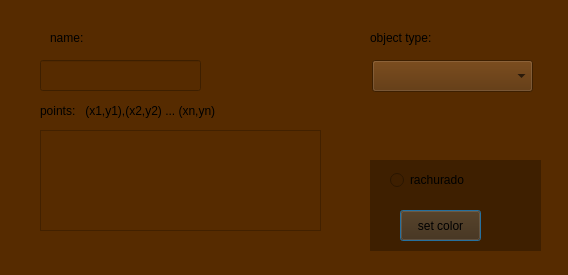
First picture: the form in src/view/create_object_view/gui_create_object.ui, repository victoriavllso/sistema-grafico-interativo, before the edit.
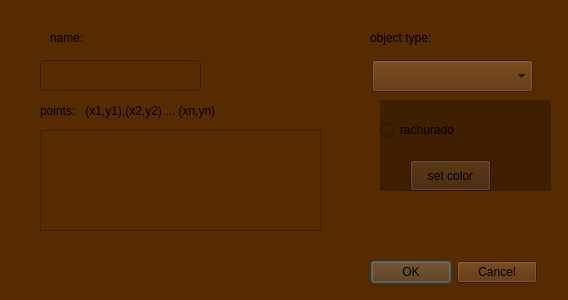
Second picture: the form after the edit.

What changed in the file:
```diff
--- a/src/view/create_object_view/gui_create_object.ui
+++ b/src/view/create_object_view/gui_create_object.ui
@@ -7,7 +7,7 @@
     <x>0</x>
     <y>0</y>
     <width>568</width>
-    <height>275</height>
+    <height>300</height>
    </rect>
   </property>
   <property name="windowTitle">
@@ -62,24 +62,11 @@
     </rect>
    </property>
   </widget>
-  <widget class="QDialogButtonBox" name="confirm_create_object">
-   <property name="geometry">
-    <rect>
-     <x>380</x>
-     <y>230</y>
-     <width>167</width>
-     <height>24</height>
-    </rect>
-   </property>
-   <property name="standardButtons">
-    <set>QDialogButtonBox::NoButton</set>
-   </property>
-  </widget>
   <widget class="QFrame" name="frame">
    <property name="geometry">
     <rect>
-     <x>370</x>
-     <y>160</y>
+     <x>380</x>
+     <y>100</y>
      <width>171</width>
      <height>91</height>
     </rect>
@@ -90,11 +77,24 @@
    <property name="frameShape">
     <enum>QFrame::NoFrame</enum>
    </property>
+   <widget class="QRadioButton" name="radioButton">
+    <property name="geometry">
+     <rect>
+      <x>0</x>
+      <y>20</y>
+      <width>129</width>
+      <height>20</height>
+     </rect>
+    </property>
+    <property name="text">
+     <string>rachurado</string>
+    </property>
+   </widget>
    <widget class="QPushButton" name="color_button">
     <property name="geometry">
      <rect>
       <x>30</x>
-      <y>50</y>
+      <y>60</y>
       <width>81</width>
       <height>31</height>
      </rect>
@@ -106,19 +106,6 @@
      <string>set color</string>
     </property>
    </widget>
-   <widget class="QRadioButton" name="radioButton">
-    <property name="geometry">
-     <rect>
-      <x>20</x>
-      <y>10</y>
-      <width>129</width>
-      <height>20</height>
-     </rect>
-    </property>
-    <property name="text">
-     <string>rachurado</string>
-    </property>
-   </widget>
   </widget>
   <widget class="QComboBox" name="obj_type_comboBox">
    <property name="geometry">
@@ -143,6 +130,19 @@
     <string>object type:</string>
    </property>
   </widget>
+  <widget class="QDialogButtonBox" name="confirm_create_object">
+   <property name="geometry">
+    <rect>
+     <x>370</x>
+     <y>260</y>
+     <width>167</width>
+     <height>24</height>
+    </rect>
+   </property>
+   <property name="standardButtons">
+    <set>QDialogButtonBox::Cancel|QDialogButtonBox::Ok</set>
+   </property>
+  </widget>
  </widget>
  <resources/>
  <connections/>
```
